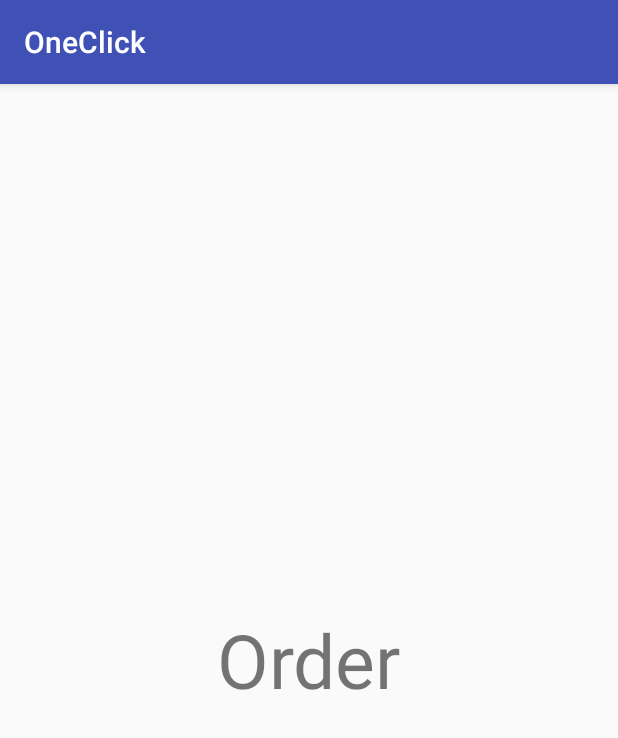
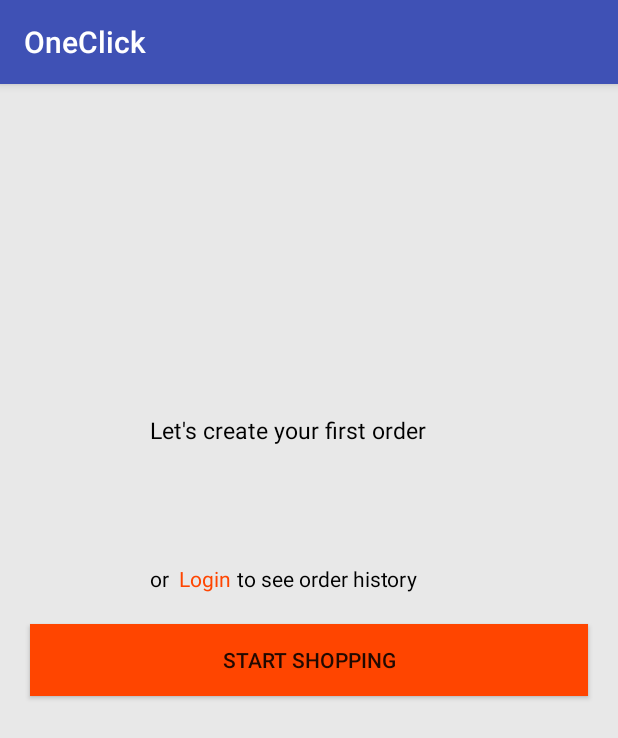
Before and after one commit to digiconAhmed/OneClick, an Android app: the Orderr screen opened directly, with no data from a screen before it, on a phone screen of 412 x 824 dp. Shown: the top 738 px of the screen. Run offline under Robolectric (Android 15) with nearby library versions, the phone set to English and light mode, and no system bars.

Commit message:
yar aj my order wali activity ready ki ha wo daikh lo

```diff
--- a/app/src/main/java/com/example/ahmed/oneclick/MainActivity.java
+++ b/app/src/main/java/com/example/ahmed/oneclick/MainActivity.java
@@ -100,7 +100,7 @@ public class MainActivity extends AppCompatActivity
             startActivity(intent);
 
         } else if (id == R.id.nav_livechat) {
-            Intent intent=new Intent(MainActivity.this,Livechat.class);
+            Intent intent=new Intent(MainActivity.this,Profile.class);
             startActivity(intent);
 
         } else if (id == R.id.nav_callus) {
@@ -108,7 +108,7 @@ public class MainActivity extends AppCompatActivity
             startActivity(intent);
 
             }else if (id == R.id.nav_signin) {
-            Intent intent=new Intent(MainActivity.this,Signin.class);
+            Intent intent=new Intent(MainActivity.this,Profile.class);
             startActivity(intent);
 
         }else if (id == R.id.nav_cart) {
--- a/app/src/main/res/layout/activity_orderr.xml
+++ b/app/src/main/res/layout/activity_orderr.xml
@@ -4,12 +4,43 @@
     xmlns:tools="http://schemas.android.com/tools"
     android:layout_width="match_parent"
     android:layout_height="match_parent"
+    android:background="#E8E8E8"
     tools:context=".Orderr">
     <TextView
-        android:text="Order"
-        android:textSize="50sp"
-        android:layout_centerInParent="true"
+        android:text="Let's create your first order"
+        android:textColor="#000000"
+        android:textSize="15sp"
+        android:layout_marginLeft="100dp"
+        android:layout_marginTop="220dp"
         android:layout_width="wrap_content"
         android:layout_height="wrap_content" />
-
+    <Button
+        android:background="#FF4500"
+        android:text="start shopping"
+        android:layout_marginLeft="20dp"
+        android:layout_marginRight="20dp"
+        android:layout_centerInParent="true"
+        android:layout_width="match_parent"
+        android:layout_height="wrap_content" />
+    <TextView
+        android:text="or"
+        android:textColor="#000000"
+        android:layout_marginTop="320dp"
+        android:layout_marginLeft="100dp"
+        android:layout_width="wrap_content"
+        android:layout_height="wrap_content" />
+    <TextView
+        android:text="Login"
+        android:textColor="#FF4500"
+        android:layout_marginTop="320dp"
+        android:layout_marginLeft="119dp"
+        android:layout_width="wrap_content"
+        android:layout_height="wrap_content" />
+    <TextView
+        android:text="to see order history"
+        android:textColor="#000000"
+        android:layout_marginTop="320dp"
+        android:layout_marginLeft="158dp"
+        android:layout_width="wrap_content"
+        android:layout_height="wrap_content" />
 </RelativeLayout>
--- a/app/src/main/res/layout/activity_profile.xml
+++ b/app/src/main/res/layout/activity_profile.xml
@@ -4,6 +4,7 @@
     xmlns:tools="http://schemas.android.com/tools"
     android:layout_width="match_parent"
     android:layout_height="match_parent"
+    android:background="#D2B48C"
     tools:context=".Profile">
     <ImageView
         android:src="@drawable/profile_background"
```
Also changed, not shown: app/src/main/res/drawable/profile_background.jpeg (deleted), app/src/main/res/drawable/profile_background.jpg (added).
